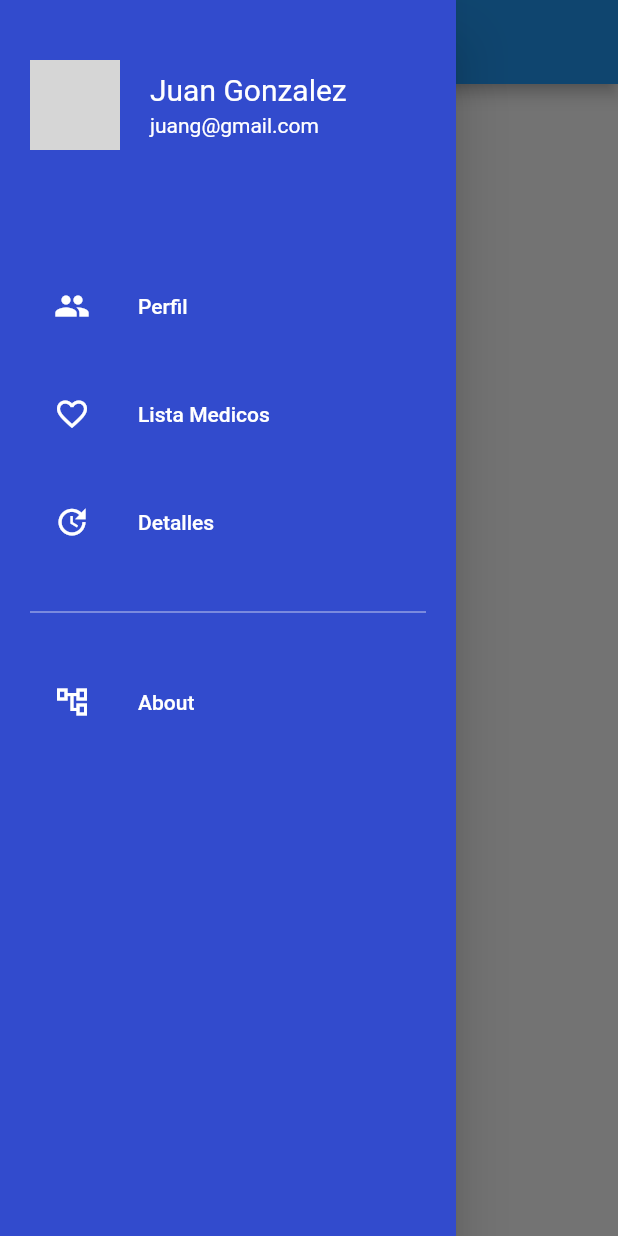
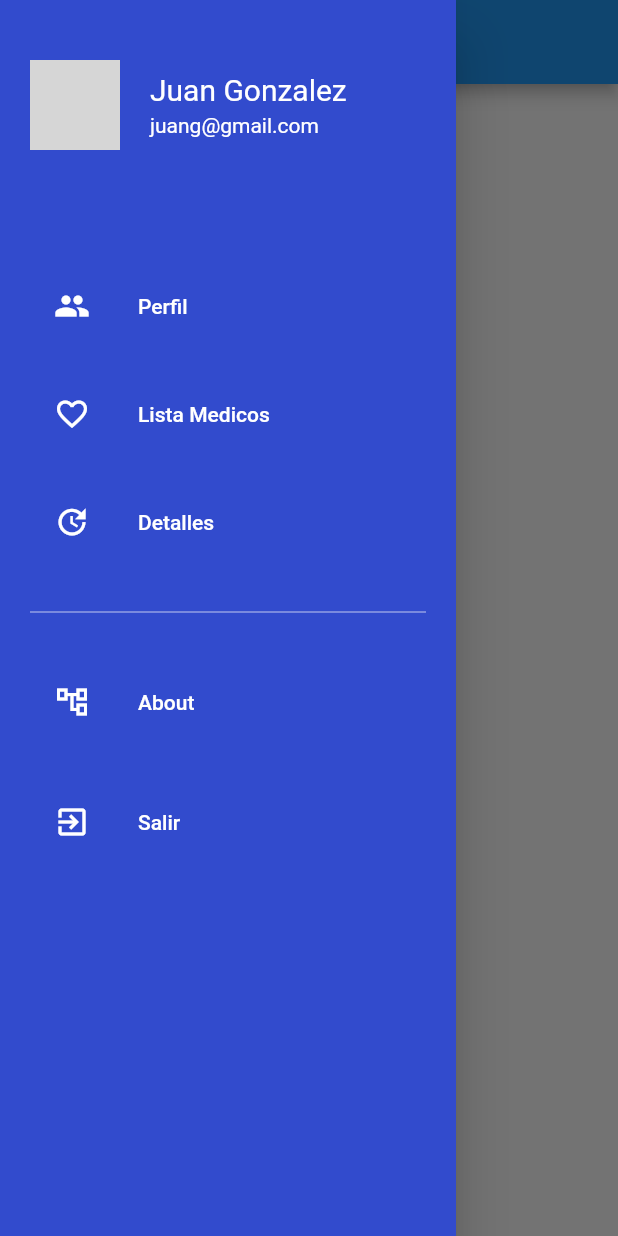
Before and after one commit to manereales/Medicos_App, a Flutter app: the MainPage screen opened directly, with the side drawer open, on a phone screen of 412 x 824 dp. Run offline on Flutter 3.47's test engine with Material 2 defaults, Android fonts, the phone set to English and light mode, and no system bars; our stand-ins replace cloud_firestore, firebase_core, google_maps_flutter; accounts and stored records are empty; network calls fail; grey boxes are pictures that could not be loaded.

Commit message:
First commit

```diff
--- a/medicos_app/lib/controller.dart
+++ b/medicos_app/lib/controller.dart
@@ -1,3 +1,5 @@
+library sql_server_socket;
+
 import 'package:cloud_firestore/cloud_firestore.dart';
 import 'package:firebase_core/firebase_core.dart';
 import 'package:flutter/cupertino.dart';
@@ -6,6 +8,7 @@ CollectionReference collectionReference =
     FirebaseFirestore.instance.collection("usuarios");
 
 //**Select**
+/*
 Future getUsuarios() async {
   QuerySnapshot usuarios = await collectionReference.get();
   if (usuarios.docs.length != 0) {
@@ -14,4 +17,4 @@ Future getUsuarios() async {
       //user.add(documentos.data());
     }
   }
-}
+}*/
--- a/medicos_app/lib/main.dart
+++ b/medicos_app/lib/main.dart
@@ -2,6 +2,7 @@ import 'package:flutter/material.dart';
 import 'package:flutter/services.dart';
 import 'package:medicos_app/page/homepage.dart';
 import 'package:medicos_app/page/listado.dart';
+import 'package:medicos_app/page/login.dart';
 import 'package:medicos_app/widget/button_widget.dart';
 import 'package:medicos_app/widget/navigation_drawer_widget.dart';
 
@@ -25,7 +26,8 @@ class AppMedic extends StatelessWidget {
         debugShowCheckedModeBanner: false,
         title: title,
         theme: ThemeData(primarySwatch: Colors.blue),
-        home: Homepage(),
+        home: login(),
+        //Homepage(),
       );
 }
 
@@ -39,8 +41,6 @@ class _MainPageState extends State<MainPage> {
     super.initState();
     //InsertarUsuario();
     //getUsuarios();
-
-    getUsuarios();
   }
 
   @override
@@ -50,21 +50,5 @@ class _MainPageState extends State<MainPage> {
         appBar: AppBar(
           title: Text(AppMedic.title),
         ),
-
-        /*body: Builder(
-          builder: (context) => Container(
-            alignment: Alignment.center,
-            padding: EdgeInsets.symmetric(horizontal: 32),
-            child: ButtonWidget(
-              icon: Icons.open_in_new,
-              text: 'Open Drawer',
-              onClicked: () {
-                Scaffold.of(context).openDrawer();
-                // Scaffold.of(context).openEndDrawer();
-              },
-            ),
-          ),
-        ),
-        */
       );
 }
--- a/medicos_app/lib/page/Vista_detalle.dart
+++ b/medicos_app/lib/page/Vista_detalle.dart
@@ -1,5 +1,6 @@
 import 'dart:convert';
 
+import 'package:firebase_core/firebase_core.dart';
 import 'package:flutter/material.dart';
 import 'package:flutter/rendering.dart';
 import 'package:medicos_app/widget/navigation_drawer_widget.dart';
@@ -14,6 +15,7 @@ class Detalle extends StatelessWidget {
   Widget build(BuildContext context) {
     return Scaffold(
       drawer: NavigationDrawerWidget(),
+
       appBar: AppBar(
         title: Text("Medicos App"),
       ),
@@ -114,7 +116,6 @@ class Detalle extends StatelessWidget {
           ),
           FlatButton(
               onPressed: () {
-                //print('I got clicked');
                 Navigator.of(context).push(MaterialPageRoute(
                   builder: (context) => Map(),
                 ));
--- a/medicos_app/lib/widget/navigation_drawer_widget.dart
+++ b/medicos_app/lib/widget/navigation_drawer_widget.dart
@@ -75,13 +75,12 @@ class NavigationDrawerWidget extends StatelessWidget {
                     icon: Icons.account_tree_outlined,
                     onClicked: () => selectedItem(context, 3),
                   ),
-                  /*
-                  const SizedBox(height: 16),
+                  const SizedBox(height: 24),
                   buildMenuItem(
-                    text: '',
-                    icon: Icons.notifications_outlined,
-                    onClicked: () => selectedItem(context, 5),
-                  ),*/
+                    text: 'Salir',
+                    icon: Icons.exit_to_app,
+                    onClicked: () => selectedItem(context, 4),
+                  ),
                 ],
               ),
             ),
@@ -120,12 +119,6 @@ class NavigationDrawerWidget extends StatelessWidget {
                 ],
               ),
               Spacer(),
-              /*
-              CircleAvatar(
-                radius: 24,
-                backgroundColor: Color.fromRGBO(30, 60, 168, 1),
-                child: Icon(Icons.email, color: Colors.white),
-              )*/
             ],
           ),
         ),
@@ -178,8 +171,8 @@ class NavigationDrawerWidget extends StatelessWidget {
       case 0:
         Navigator.of(context).push(MaterialPageRoute(
           builder: (context) =>
-              //UserPage(name: 'Juan Gonzalez', urlImage: urlImage),
-              Perfil(),
+              UserPage(name: 'Juan Gonzalez', urlImage: urlImage),
+          //UserPage(),
         ));
         break;
       case 1:
--- a/medicos_app/pubspec.yaml
+++ b/medicos_app/pubspec.yaml
@@ -31,6 +31,7 @@ dependencies:
   google_maps_flutter: ^2.1.0
   firebase_core: ^1.7.0
   cloud_firestore: ^2.5.3
+
 
 dev_dependencies:
   flutter_test:
```
Also changed, not shown: medicos_app/lib/page/about.dart (+53 -66 lines), medicos_app/lib/page/login.dart (+9 -5 lines), medicos_app/assets/img/brand.png (added).
